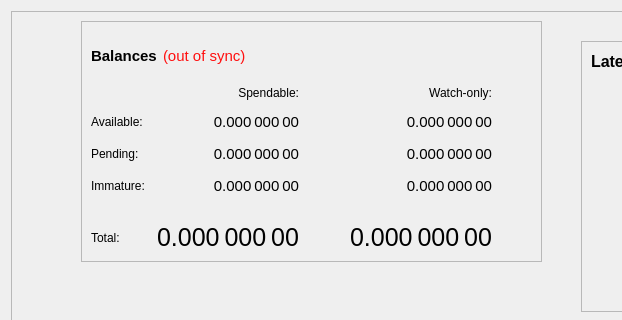
HTHcoin/helpthehomelesscoin, file src/qt/forms/overviewpage.ui: the form before one commit; both pictures show x 0 to 622 and y 0 to 320 of the 1000 by 714 pixel window.
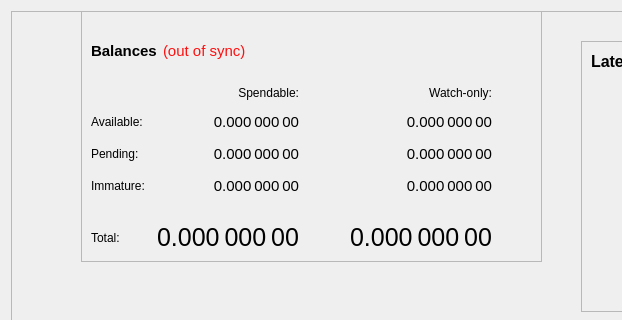
The form after the commit.

What changed in the file:
```diff
--- a/src/qt/forms/overviewpage.ui
+++ b/src/qt/forms/overviewpage.ui
@@ -531,9 +531,9 @@
       <property name="geometry">
        <rect>
         <x>70</x>
-        <y>10</y>
+        <y>0</y>
         <width>461</width>
-        <height>241</height>
+        <height>251</height>
        </rect>
       </property>
       <property name="frameShape">
```
